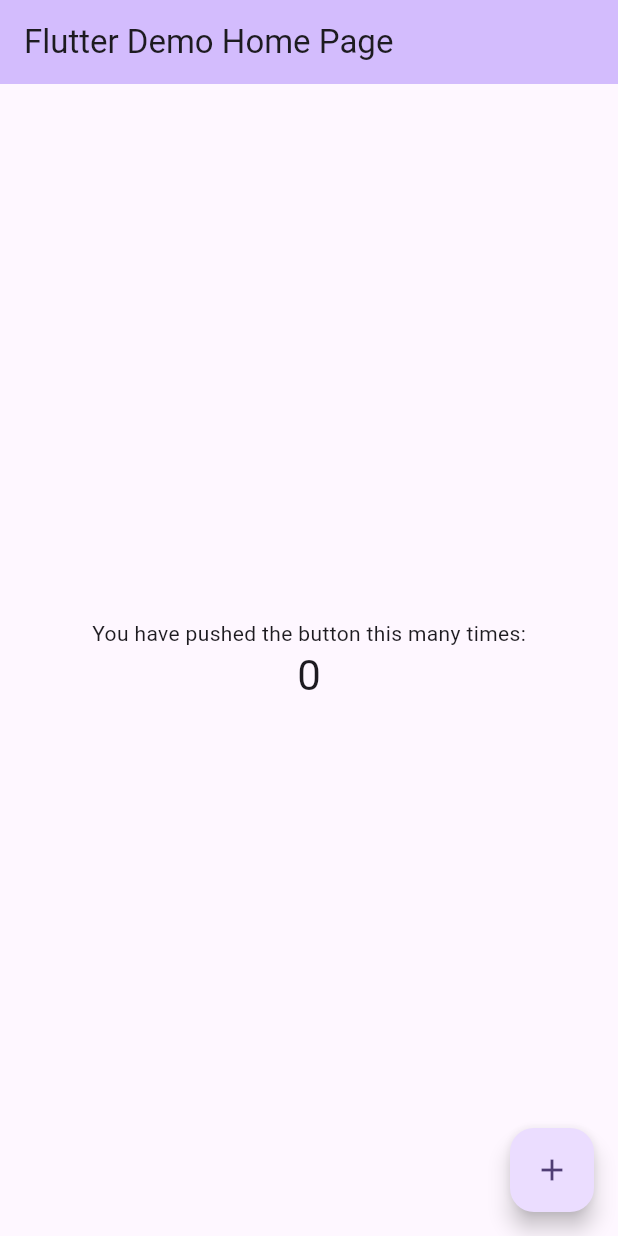
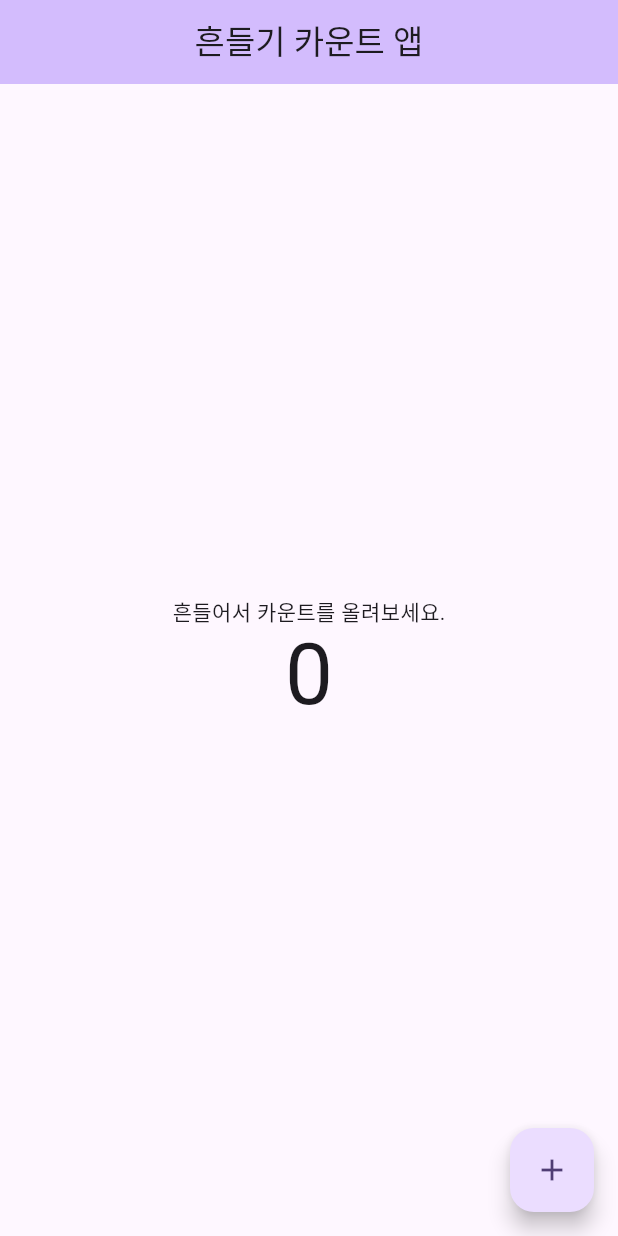
Before and after one commit to Yuhyeon0516/Flutter-Shake_Count, a Flutter app: the screen it shows after launch, on a phone screen of 412 x 824 dp. Run offline on Flutter 3.47's test engine with Material 2 defaults, Android fonts, the phone set to English and light mode, and no system bars.

Commit message:
Changed app name in android.

```diff
--- a/lib/main.dart
+++ b/lib/main.dart
@@ -31,7 +31,7 @@ class MyApp extends StatelessWidget {
         colorScheme: ColorScheme.fromSeed(seedColor: Colors.deepPurple),
         useMaterial3: true,
       ),
-      home: const MyHomePage(title: 'Flutter Demo Home Page'),
+      home: const MyHomePage(title: '흔들기 카운트 앱'),
     );
   }
 }
@@ -85,6 +85,7 @@ class _MyHomePageState extends State<MyHomePage> {
         // Here we take the value from the MyHomePage object that was created by
         // the App.build method, and use it to set our appbar title.
         title: Text(widget.title),
+        centerTitle: true,
       ),
       body: Center(
         // Center is a layout widget. It takes a single child and positions it
@@ -106,11 +107,11 @@ class _MyHomePageState extends State<MyHomePage> {
           mainAxisAlignment: MainAxisAlignment.center,
           children: <Widget>[
             const Text(
-              'You have pushed the button this many times:',
+              '흔들어서 카운트를 올려보세요.',
             ),
             Text(
               '$_counter',
-              style: Theme.of(context).textTheme.headlineMedium,
+              style: Theme.of(context).textTheme.displayLarge,
             ),
           ],
         ),
```
Also changed, not shown: 3 other files.
